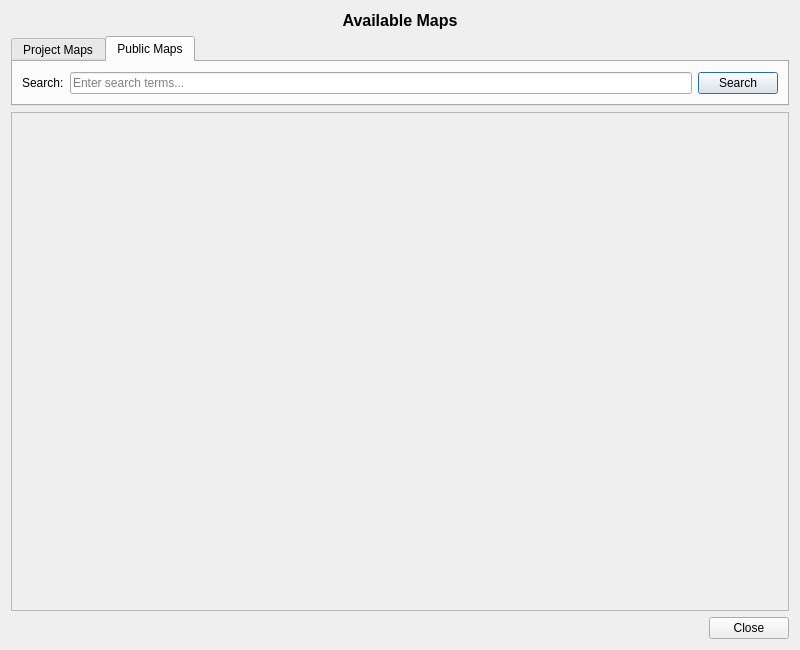
First picture: the form in ui/GetMapDialog.ui, repository maphub-co/maphub-qgis, before the edit.
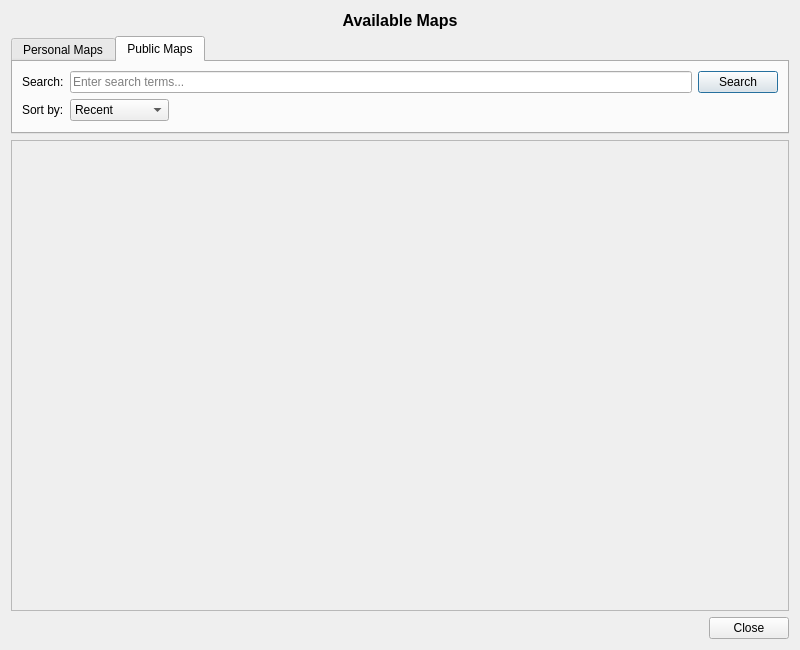
Second picture: the form after the edit. The open tabs and pages were chosen to show the change.

Commit message: ✨ [getmapdialog] Add public map browsing with search and sorting options

```diff
--- a/ui/GetMapDialog.ui
+++ b/ui/GetMapDialog.ui
@@ -33,9 +33,6 @@
    </item>
    <item>
     <widget class="QTabWidget" name="tabWidget_map_type">
-     <property name="enabled">
-      <bool>true</bool>
-     </property>
      <property name="sizePolicy">
       <sizepolicy hsizetype="Expanding" vsizetype="Minimum">
        <horstretch>0</horstretch>
@@ -47,7 +44,7 @@
      </property>
      <widget class="QWidget" name="tab_project_maps">
       <attribute name="title">
-       <string>Project Maps</string>
+       <string>Personal Maps</string>
       </attribute>
       <layout class="QVBoxLayout" name="verticalLayout_project">
        <item>
@@ -96,6 +93,49 @@
          </item>
         </layout>
        </item>
+       <item>
+        <layout class="QHBoxLayout" name="horizontalLayout_sort">
+         <item>
+          <widget class="QLabel" name="label_sort">
+           <property name="text">
+            <string>Sort by:</string>
+           </property>
+          </widget>
+         </item>
+         <item>
+          <widget class="QComboBox" name="comboBox_sort">
+           <item>
+            <property name="text">
+             <string>Recent</string>
+            </property>
+           </item>
+           <item>
+            <property name="text">
+             <string>Most Viewed</string>
+            </property>
+           </item>
+           <item>
+            <property name="text">
+             <string>Most Starred</string>
+            </property>
+           </item>
+          </widget>
+         </item>
+         <item>
+          <spacer name="horizontalSpacer_sort">
+           <property name="orientation">
+            <enum>Qt::Horizontal</enum>
+           </property>
+           <property name="sizeHint" stdset="0">
+            <size>
+             <width>40</width>
+             <height>20</height>
+            </size>
+           </property>
+          </spacer>
+         </item>
+        </layout>
+       </item>
       </layout>
      </widget>
     </widget>
@@ -111,7 +151,7 @@
         <x>0</x>
         <y>0</y>
         <width>780</width>
-        <height>486</height>
+        <height>453</height>
        </rect>
       </property>
       <layout class="QVBoxLayout" name="verticalLayout_2">
```
Left out of the diff: 2 changed lines with no effect on the pictures. The commit also changes 2 other files.
